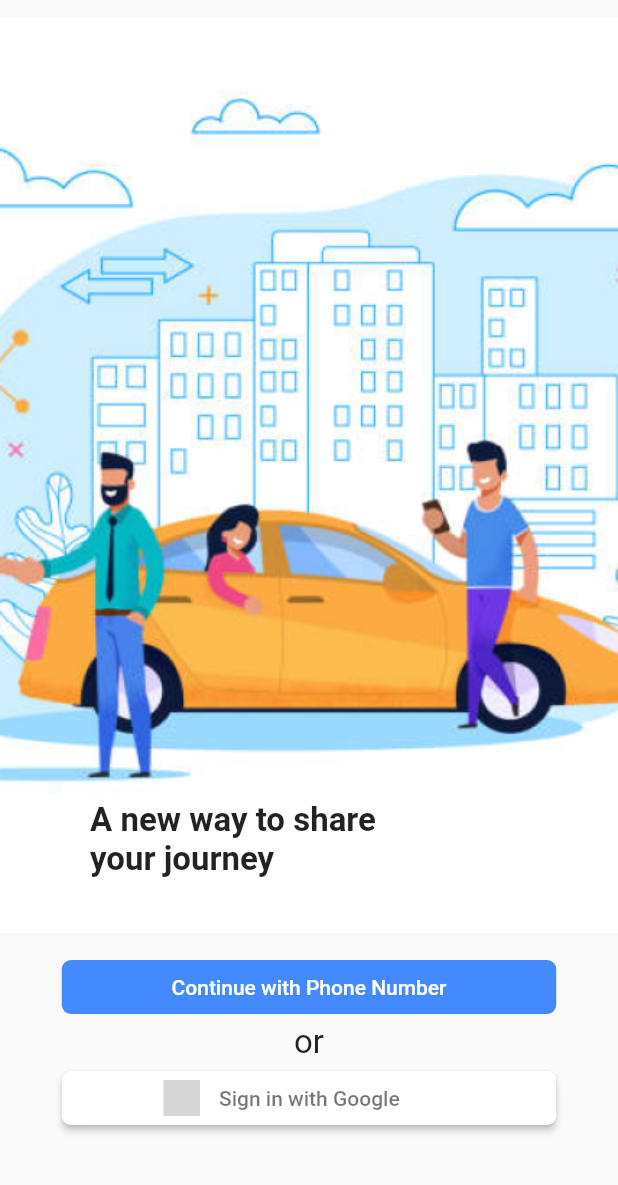
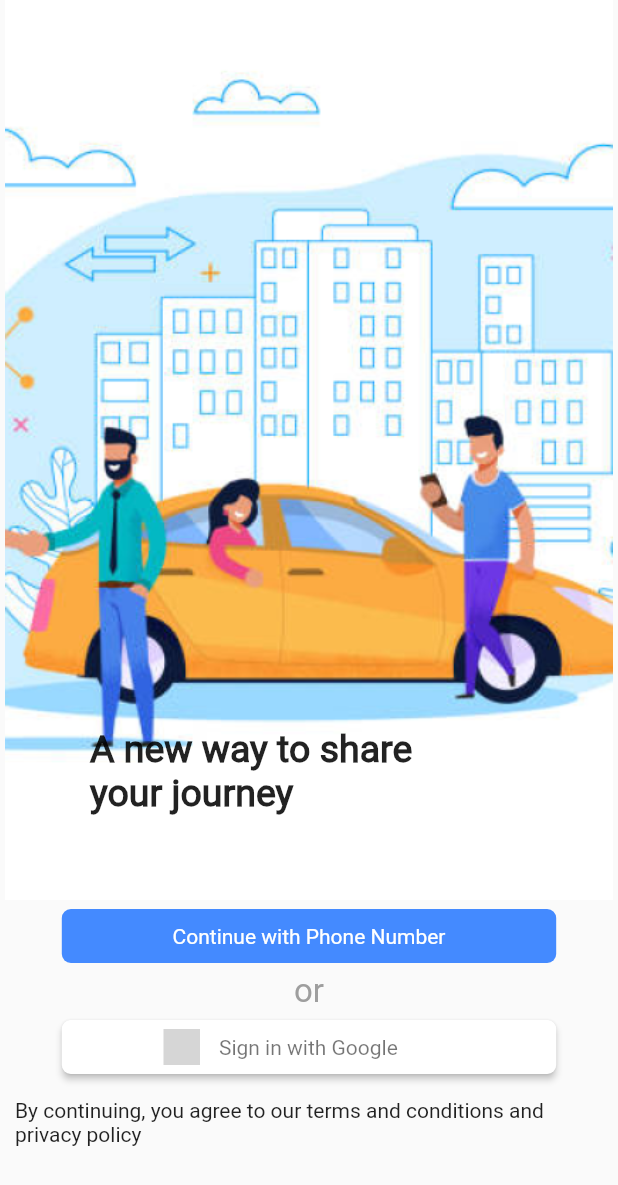
Before and after one commit to shivanigu/front-page, a Flutter app: the screen it shows after launch, on a phone screen of 412 x 824 dp. Shown: the top 1185 px of the screen. Run offline on Flutter 3.47's test engine with Material 2 defaults, Android fonts, the phone set to English and light mode, and no system bars; our stand-ins replace flutter_signin_button; grey boxes are pictures that could not be loaded.

Commit message:
font change

```diff
--- a/lib/main.dart
+++ b/lib/main.dart
@@ -21,31 +21,31 @@ class Begining extends StatelessWidget {
             children: [
               Image.asset(
                 'assests/image 1.png',
-                height: 634,
+                height: 600,
                 width: 428,
               ),
               Positioned(
-                  bottom: 30,
+                  bottom: 55,
                   // left: 70,
                   child: Padding(
                     padding: const EdgeInsets.fromLTRB(60.0, 0, 60.0, 0),
                     child: Container(
                       width: 273,
-                      height: 70.0,
+                      height: 60.0,
                       child: const Text(
                         'A new way to share\nyour journey',
                         style: TextStyle(
-                          fontSize: 22.0,
-                          fontWeight: FontWeight.bold,
-                          // fontStyle: FontStyle.
-                        ),
+                            fontSize: 25.0,
+                            fontWeight: FontWeight.bold,
+                            fontFamily: 'Roboto'
+                            // fontStyle: FontStyle.
+                            ),
                         // word
                       ),
                     ),
                   ))
             ],
           ),
-          // SizedBox(height: 6.0),
           FractionallySizedBox(
             widthFactor: 0.8,
             child: FlatButton(
@@ -55,19 +55,22 @@ class Begining extends StatelessWidget {
               onPressed: () {},
               child: Text(
                 'Continue with Phone Number',
+                style: TextStyle(fontFamily: 'Roboto'),
               ),
               color: Colors.blueAccent,
               textColor: Colors.white,
             ),
           ),
+          // SizedBox(height: 6.0),
           Text(
             'or',
             style: TextStyle(
               fontSize: 22.0,
+              color: Colors.grey,
               // color:
             ),
           ),
-          // RaisedButton.icon(onPressed: () {}, icon: Icons., label: )
+          // // RaisedButton.icon(onPressed: () {}, icon: Icons., label: )
           FractionallySizedBox(
             widthFactor: 0.8,
             child: SignInButton(
@@ -78,8 +81,11 @@ class Begining extends StatelessWidget {
               ),
             ),
           ),
-          // Text(
-          //     'By continuing, you agree to our terms and conditions and privacy policy')
+          Padding(
+            padding: const EdgeInsets.all(10.0),
+            child: Text(
+                'By continuing, you agree to our terms and conditions and privacy policy'),
+          )
 // with custom text
           // SignInButton(
           //   Buttons.Google,
```
Also changed, not shown: pubspec.yaml (+11 -11 lines), fonts/LICENSE.txt (added), fonts/Roboto-Black.ttf (added), fonts/Roboto-BlackItalic.ttf (added), fonts/Roboto-Bold.ttf (added), fonts/Roboto-BoldItalic.ttf (added), fonts/Roboto-Italic.ttf (added), fonts/Roboto-Light.ttf (added), fonts/Roboto-LightItalic.ttf (added), fonts/Roboto-Medium.ttf (added), fonts/Roboto-MediumItalic.ttf (added), fonts/Roboto-Regular.ttf (added), fonts/Roboto-Thin.ttf (added), fonts/Roboto-ThinItalic.ttf (added).
